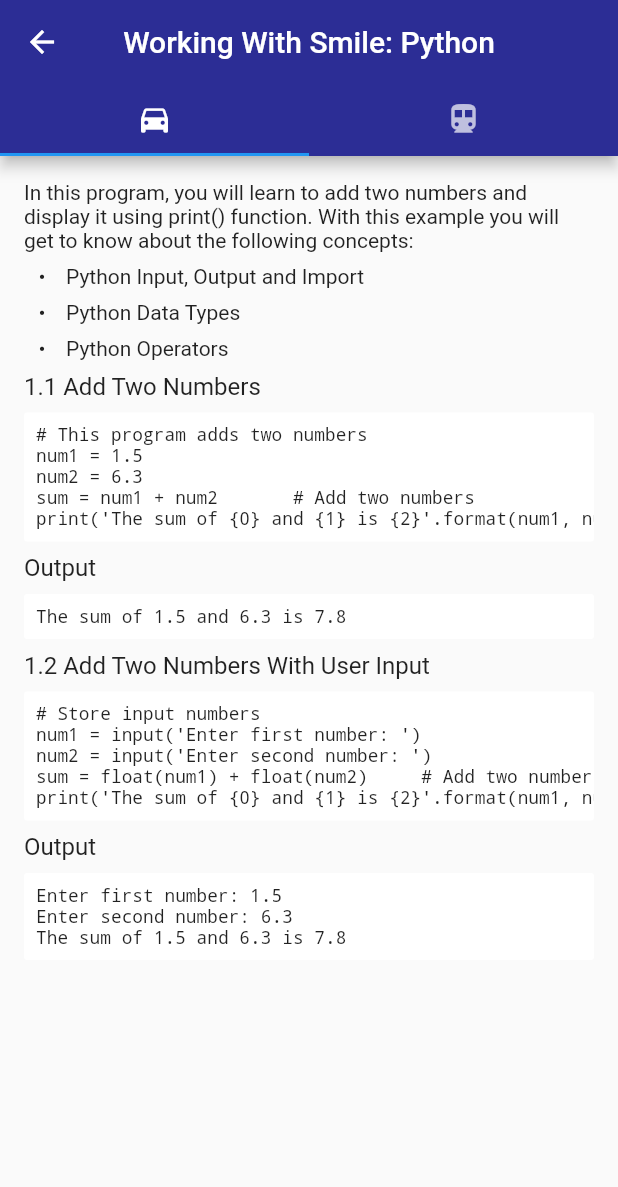
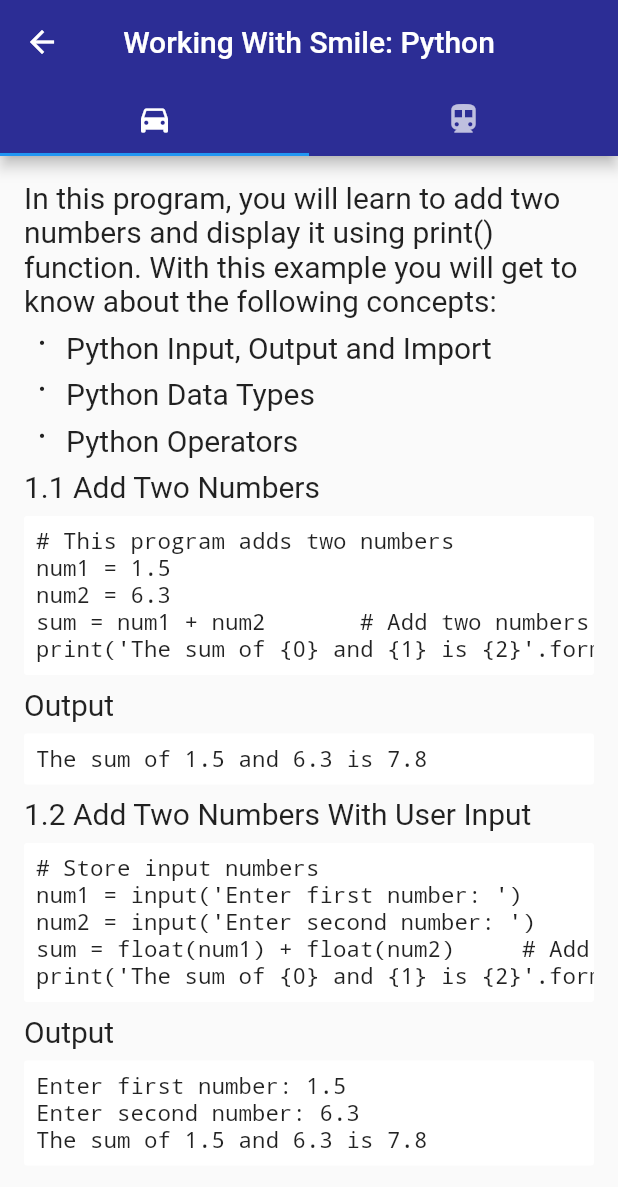
Before and after one commit to hemangdtu/python_app, a Flutter app: the ExampleContentPage screen opened directly, on a phone screen of 412 x 824 dp. Shown: the top 1187 px of the screen. Run offline on Flutter 3.47's test engine with Material 2 defaults, Android fonts, the light colour scheme and no system bars; our stand-ins replace curved_navigation_bar, flutter_markdown, youtube_player_flutter; Roboto replaces fonts that are missing (PlayfairDisplay).

Commit message:
Working on Markdown

```diff
--- a/lib/meta/data.dart
+++ b/lib/meta/data.dart
@@ -1,6 +1,5 @@
 import 'package:flutter/material.dart';
 import 'package:python_app/meta/hyperlinks.dart';
-import 'package:python_app/screens/exampleContentPage.dart';
 
 List<String> videoTileStrings = [
   "Overview of Python Programming",
--- /dev/null
+++ b/lib/models/markdownModel.dart
@@ -0,0 +1,20 @@
+import 'package:flutter/material.dart';
+import 'package:flutter_markdown/flutter_markdown.dart';
+
+Widget markdownContent(String data) {
+  return Markdown(
+    selectable: true,
+    styleSheet: MarkdownStyleSheet(
+      code: TextStyle(
+        fontSize: 15,
+      ),
+      h3: TextStyle(
+        fontSize: 20,
+      ),
+      p: TextStyle(
+        fontSize: 20,
+      ),
+    ),
+    data: data,
+  );
+}
--- a/lib/screens/exampleContentPage.dart
+++ b/lib/screens/exampleContentPage.dart
@@ -1,6 +1,6 @@
 import 'package:flutter/material.dart';
-import 'package:flutter_markdown/flutter_markdown.dart';
 import 'package:python_app/meta/exampleCode.dart';
+import 'package:python_app/models/markdownModel.dart';
 
 class ExampleContentPage extends StatelessWidget {
   @override
@@ -33,10 +33,11 @@ class ExampleContentPage extends StatelessWidget {
           ),
           body: TabBarView(
             children: [
-              Markdown(
-                selectable: true,
-                data: sumOfNumbersMarkdown,
-              ),
+              // Markdown(
+              //   selectable: true,
+              //   data: sumOfNumbersMarkdown,
+              // ),
+              markdownContent(sumOfNumbersMarkdown),
               Text("Tab 2"),
             ],
           ),
```
